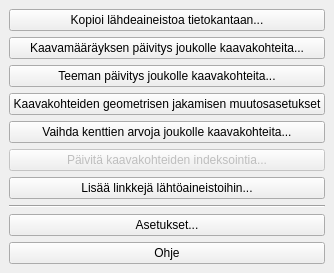
Before: the Qt Designer form yleiskaava_dockwidget_base.ui in ernoma/yleiskaava, drawn with Qt 5.
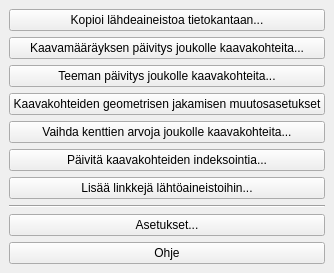
After: the same form once the commit is applied.

```diff
--- a/yleiskaava_dockwidget_base.ui
+++ b/yleiskaava_dockwidget_base.ui
@@ -61,7 +61,7 @@
       <item>
        <widget class="QPushButton" name="pushButtonUpdateIndexingForLayer">
         <property name="enabled">
-         <bool>false</bool>
+         <bool>true</bool>
         </property>
         <property name="text">
          <string>Päivitä kaavakohteiden indeksointia...</string>
```
